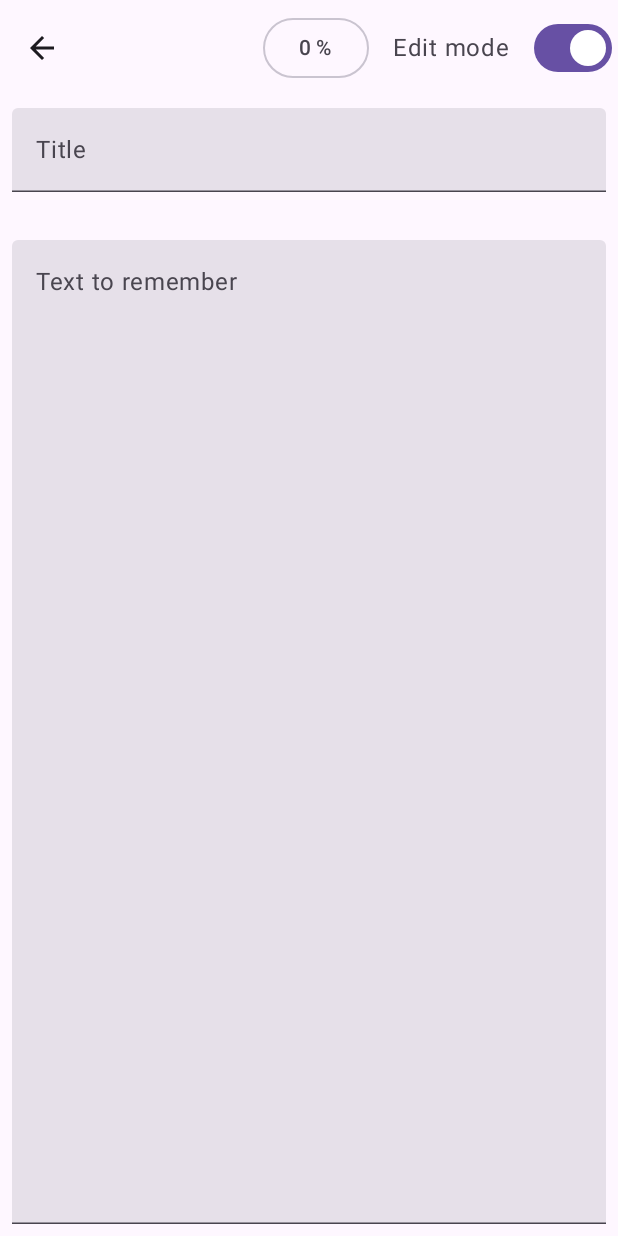
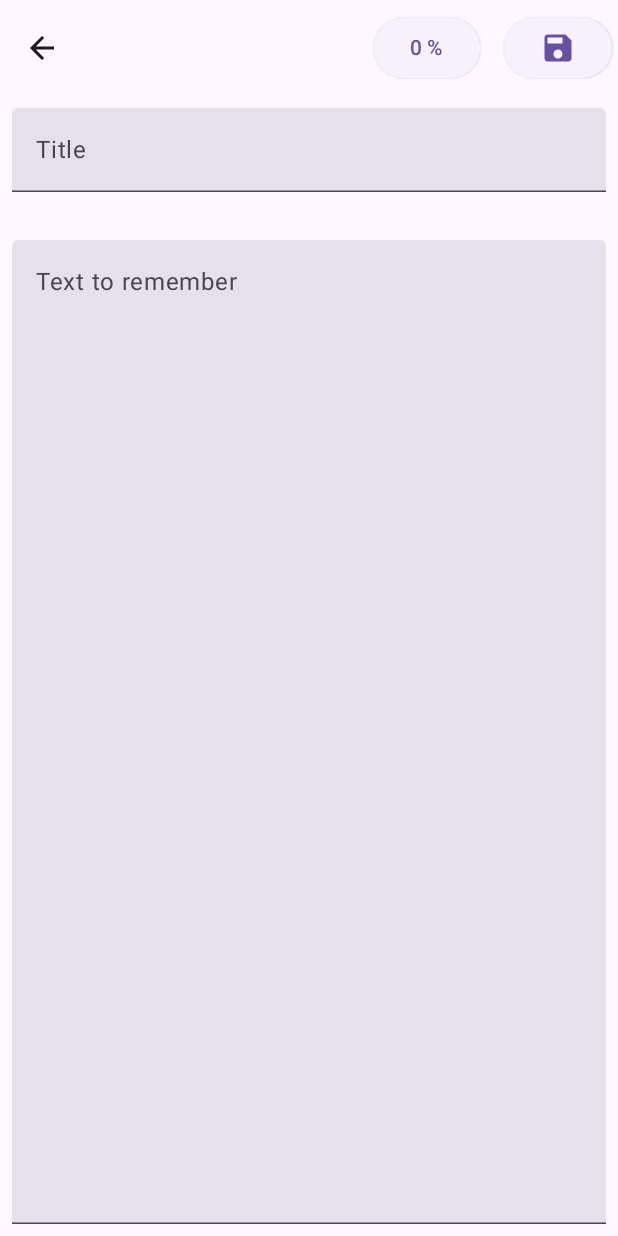
Before and after one commit to Kutyrev/PoemMaster, an Android app built with Jetpack Compose: the screen it shows after launch (MainActivity), after a tap on "Add text", on a phone screen of 412 x 824 dp. Run offline under Robolectric (Android 15) with nearby library versions, the light colour scheme and no system bars; our stand-ins replace Room's generated code.

Commit message:
UI styling.

```diff
--- a/app/build.gradle.kts
+++ b/app/build.gradle.kts
@@ -14,7 +14,7 @@ android {
         applicationId = "com.github.kutyrev.poemmaster"
         minSdk = 28
         targetSdk = 35
-        versionCode = 1
+        versionCode = 3
         versionName = "1.0"
 
         testInstrumentationRunner = "androidx.test.runner.AndroidJUnitRunner"
@@ -22,7 +22,7 @@ android {
 
     buildTypes {
         release {
-            isMinifyEnabled = false
+            isMinifyEnabled = true
             proguardFiles(
                 getDefaultProguardFile("proguard-android-optimize.txt"),
                 "proguard-rules.pro"
@@ -58,6 +58,7 @@ dependencies {
     ksp(libs.room.compiler)
     implementation(libs.navigation.compose)
     implementation(libs.serialization)
+    implementation(libs.icons)
 
     testImplementation(libs.junit)
     androidTestImplementation(libs.androidx.junit)
--- a/app/src/main/java/com/github/kutyrev/poemmaster/ui/screens/detail/DetailScreen.kt
+++ b/app/src/main/java/com/github/kutyrev/poemmaster/ui/screens/detail/DetailScreen.kt
@@ -7,15 +7,16 @@ import androidx.compose.foundation.layout.fillMaxWidth
 import androidx.compose.foundation.layout.padding
 import androidx.compose.material.icons.Icons
 import androidx.compose.material.icons.automirrored.filled.ArrowBack
+import androidx.compose.material.icons.filled.Edit
+import androidx.compose.material.icons.filled.Save
 import androidx.compose.material3.CenterAlignedTopAppBar
+import androidx.compose.material3.ElevatedButton
 import androidx.compose.material3.ExperimentalMaterial3Api
 import androidx.compose.material3.Icon
 import androidx.compose.material3.IconButton
 import androidx.compose.material3.MaterialTheme
-import androidx.compose.material3.OutlinedButton
 import androidx.compose.material3.Scaffold
 import androidx.compose.material3.Surface
-import androidx.compose.material3.Switch
 import androidx.compose.material3.Text
 import androidx.compose.material3.TextField
 import androidx.compose.runtime.Composable
@@ -60,15 +61,18 @@ fun DetailScreen(
                     }
                 },
                 actions = {
-                    OutlinedButton(onClick = { onEvent(DetailEvent.ChangeHidePercentage) }) {
+                    ElevatedButton(onClick = { onEvent(DetailEvent.ChangeHidePercentage) }) {
                         Text(text = hidePercent.toString().plus(" %"))
                     }
                     Spacer(modifier = Modifier.padding(dimensionResource(R.dimen.padding_std)))
-                    Text(text = stringResource(R.string.edit_mode))
-                    Spacer(modifier = Modifier.padding(dimensionResource(R.dimen.padding_std)))
-                    Switch(
-                        checked = isEditMode,
-                        onCheckedChange = { onEvent(DetailEvent.ChangeIsEditMode) })
+                    ElevatedButton(onClick = { onEvent(DetailEvent.ChangeIsEditMode) }) {
+                        Icon(
+                            imageVector = if (isEditMode) Icons.Default.Save else Icons.Default.Edit,
+                            contentDescription = if (isEditMode) stringResource(R.string.save) else stringResource(
+                                R.string.edit
+                            )
+                        )
+                    }
                 }
             )
         }
--- a/app/src/main/res/values/strings.xml
+++ b/app/src/main/res/values/strings.xml
@@ -2,10 +2,11 @@
     <string name="app_name">Poem Master</string>
     <string name="list_fab_content_desc">Add text</string>
     <string name="back_to_list">Back to list</string>
-    <string name="edit_mode">Edit mode</string>
     <string name="snackbar_undo_button">Undo</string>
     <string name="snackbar_deleting">Deleting %1$s</string>
     <string name="number_of_opened">Number of opened words: %1$d</string>
     <string name="placeholder_title">Title</string>
     <string name="text_to_remember">Text to remember</string>
+    <string name="save">Save</string>
+    <string name="edit">Edit</string>
 </resources>
--- a/gradle/libs.versions.toml
+++ b/gradle/libs.versions.toml
@@ -16,6 +16,7 @@ room = "2.6.1"
 navigation = "2.8.9"
 ksp = "2.0.21-1.0.27"
 serialization = "1.6.3"
+icons = "1.7.8"
 
 [libraries]
 androidx-core-ktx = { group = "androidx.core", name = "core-ktx", version.ref = "coreKtx" }
@@ -24,6 +25,7 @@ androidx-junit = { group = "androidx.test.ext", name = "junit", version.ref = "j
 androidx-espresso-core = { group = "androidx.test.espresso", name = "espresso-core", version.ref = "espressoCore" }
 androidx-appcompat = { group = "androidx.appcompat", name = "appcompat", version.ref = "appcompat" }
 material = { group = "com.google.android.material", name = "material", version.ref = "material" }
+icons = { group = "androidx.compose.material", name = "material-icons-extended", version.ref = "icons"}
 
 koin-androidx-compose = { module = "io.insert-koin:koin-androidx-compose", version.ref = "koin" }
 
```
